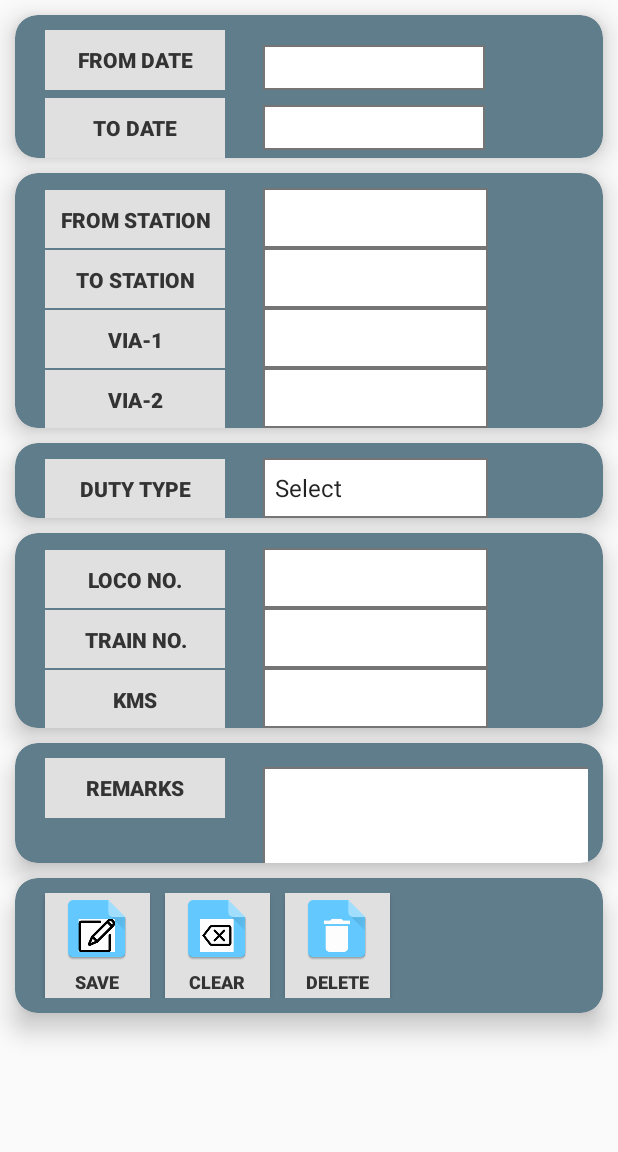
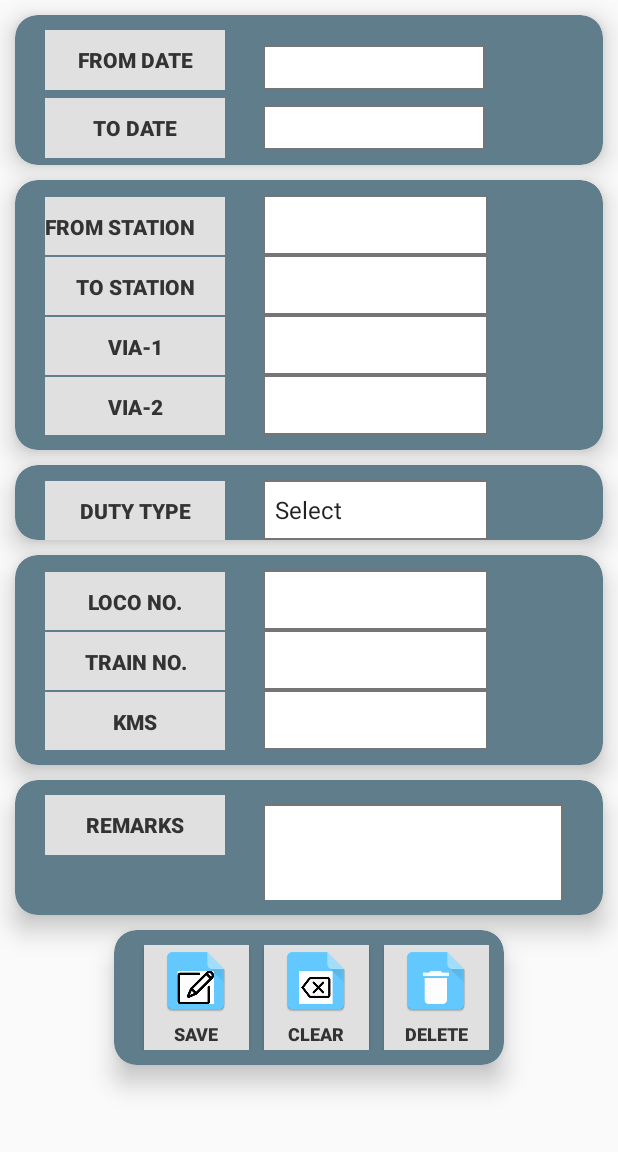
Before and after one commit to cmscris/CMSM, an Android app: the LI_activity_detail_page screen opened directly, with no data from a screen before it, on a phone screen of 412 x 824 dp, the part 84-1236 px from its top. Run offline under Robolectric (Android 15) with nearby library versions, the phone set to English and light mode, and no system bars; 1 statement that could not run was skipped.

Commit message:
Li Movement page

```diff
--- a/app/src/main/res/layout/activity_li_detail_page.xml
+++ b/app/src/main/res/layout/activity_li_detail_page.xml
@@ -1,13 +1,12 @@
 <?xml version="1.0" encoding="utf-8"?>
-<ScrollView
+<ScrollView xmlns:app="http://schemas.android.com/apk/res-auto"
+    xmlns:tools="http://schemas.android.com/tools"
     android:layout_width="match_parent"
     android:layout_height="match_parent"
     android:layout_above="@id/tv_copyright"
     android:fillViewport="true"
     xmlns:android="http://schemas.android.com/apk/res/android">
-<LinearLayout xmlns:android="http://schemas.android.com/apk/res/android"
-    xmlns:app="http://schemas.android.com/apk/res-auto"
-    xmlns:tools="http://schemas.android.com/tools"
+<LinearLayout
     android:layout_width="match_parent"
     android:layout_height="match_parent"
     tools:context="LI_activity_detail_page"
@@ -19,7 +18,7 @@
     android:id="@+id/tablelayout"></TableLayout>-->
    <android.support.v7.widget.CardView
         android:layout_width="match_parent"
-        android:layout_height="wrap_content"
+        android:layout_height="100dp"
         app:cardBackgroundColor="@color/colorBlueGrey"
         app:cardElevation="10dp"
         app:cardCornerRadius="15dp"
@@ -91,7 +90,7 @@
     </android.support.v7.widget.CardView>
     <android.support.v7.widget.CardView
         android:layout_width="match_parent"
-        android:layout_height="wrap_content"
+        android:layout_height="180dp"
         app:cardBackgroundColor="@color/colorBlueGrey"
         app:cardElevation="10dp"
         app:cardCornerRadius="15dp"
@@ -109,7 +108,7 @@
         <TableRow>
             <TextView
                 android:id="@+id/fromsttn"
-                android:layout_width="120dp"
+                android:layout_width="wrap_content"
                 android:layout_height="40dp"
                 style="@style/Base.TextAppearance.AppCompat.Widget.Button.Borderless.Colored"
                 android:layout_column="0"
@@ -117,7 +116,6 @@
                 android:gravity="center_vertical"
                 android:background="@color/colorGrayBackground"
                 android:text="@string/From_Station"
-                android:textAlignment="center"
                 android:textColor="@color/colorBlack"
                 android:textSize="14sp"
                 android:textStyle="bold" />
@@ -214,7 +212,7 @@
     </android.support.v7.widget.CardView>
     <android.support.v7.widget.CardView
     android:layout_width="match_parent"
-    android:layout_height="wrap_content"
+    android:layout_height="50dp"
     app:cardBackgroundColor="@color/colorBlueGrey"
     app:cardElevation="10dp"
     app:cardCornerRadius="15dp"
@@ -260,7 +258,7 @@
     </android.support.v7.widget.CardView>
     <android.support.v7.widget.CardView
         android:layout_width="match_parent"
-        android:layout_height="130dp"
+        android:layout_height="140dp"
         app:cardBackgroundColor="@color/colorBlueGrey"
         app:cardElevation="10dp"
         app:cardCornerRadius="15dp"
@@ -359,7 +357,7 @@
     </android.support.v7.widget.CardView>
     <android.support.v7.widget.CardView
         android:layout_width="match_parent"
-        android:layout_height="80dp"
+        android:layout_height="90dp"
         app:cardBackgroundColor="@color/colorBlueGrey"
         app:cardElevation="10dp"
         app:cardCornerRadius="15dp"
@@ -369,7 +367,7 @@
         >
         <TableLayout
             android:layout_width="match_parent"
-            android:layout_height="wrap_content"
+            android:layout_height="80dp"
             android:collapseColumns="2"
             android:layout_marginTop="10dp"
             android:layout_marginRight="10dp"
@@ -392,22 +390,23 @@
 
                 <EditText
                     android:id="@+id/et_remark"
-                    android:layout_width="250dp"
-                    android:layout_height="80dp"
+                    android:layout_width="200dp"
+                    android:layout_height="70dp"
                     android:layout_column="1"
+                    android:layout_marginLeft="25dp"
+                    android:background="@drawable/shape"
                     android:gravity="left"
-                    android:background="@drawable/shape"
-                    android:textColor="@color/colorBlack"
-                    android:layout_marginLeft="25dp"
-                    android:singleLine="true"/>
+                    android:singleLine="true"
+                    android:textColor="@color/colorBlack" />
             </TableRow>
         </TableLayout>
     </android.support.v7.widget.CardView>
     <android.support.v7.widget.CardView
-        android:layout_width="match_parent"
+        android:layout_width="wrap_content"
         android:layout_height="90dp"
         app:cardBackgroundColor="@color/colorBlueGrey"
         app:cardElevation="10dp"
+        android:layout_gravity="center"
         app:cardCornerRadius="15dp"
         android:layout_marginTop="10dp"
         android:layout_marginLeft="10dp"
```
